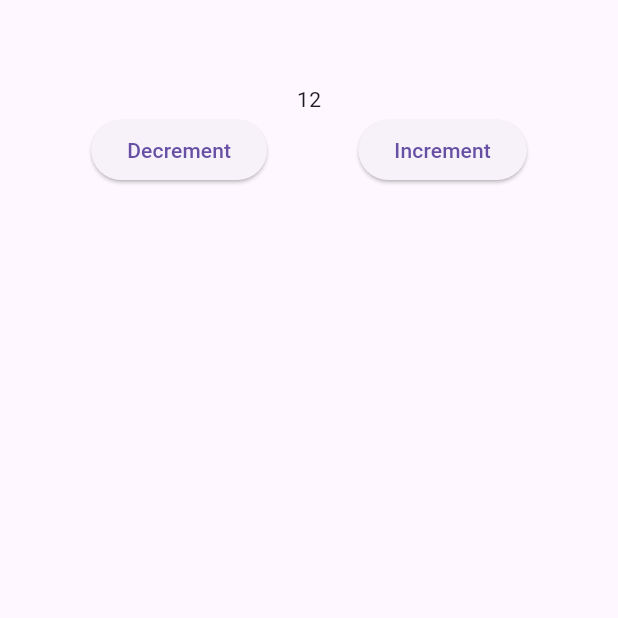
After one commit to rifqirayita8/bloc-new, a Flutter app: the screen it shows after launch, after a tap on "Decrement", on a phone screen of 412 x 824 dp, the top half of it. The commit adds this screen. Run offline on Flutter 3.47's test engine with Material 3 defaults, Android fonts, the phone set to English and light mode, and no system bars; our stand-ins replace flutter_bloc.

Commit message:
bloc_builder

```diff
--- /dev/null
+++ b/lib/example/bloc_builder/bloc_builder_example.dart
@@ -0,0 +1,80 @@
+import 'package:flutter/material.dart';
+import 'package:flutter_bloc/flutter_bloc.dart';
+
+class CounterCubitTwo extends Cubit<int> {
+  CounterCubitTwo({required this.initialState}) : super(initialState);
+
+  int initialState;
+
+  void increment() {
+    emit(state + 1);
+  }
+
+  void decrement() {
+    emit(state - 1);
+  }
+
+  @override
+  void onChange(Change<int> change) {
+    // TODO: implement onChange
+    super.onChange(change);
+    print(change);
+  }
+  @override
+  void onError(Object error, StackTrace stackTrace) {
+    // TODO: implement onError
+    super.onError(error, stackTrace);
+    print('error $error, stackTrace $stackTrace');
+  }
+}
+
+class BlocBuilderExample extends StatelessWidget {
+  const BlocBuilderExample({super.key});
+
+  @override
+  Widget build(BuildContext context) {
+    CounterCubitTwo counterCubitTwo= CounterCubitTwo(initialState: 12);
+    print('rebuild kang');
+    return Scaffold(
+      appBar: AppBar(),
+      body: Column(
+        children: [
+          BlocBuilder<CounterCubitTwo, int>(
+            bloc: counterCubitTwo,
+            buildWhen: (previous, current) {
+              if (current % 2 == 0) {
+                return true;
+              } else {
+                return false;
+              }
+            },
+            builder: (context, state) {
+              return Center(
+                child: Text(
+                  '$state'
+                )
+              );
+            },
+          ),
+          Row(
+            mainAxisAlignment: MainAxisAlignment.spaceEvenly,
+            children: [
+              ElevatedButton(
+                onPressed: () {
+                  counterCubitTwo.decrement();
+                },
+                child: Text('Decrement'),
+              ),
+              ElevatedButton(
+                onPressed: () {
+                  counterCubitTwo.increment();
+                },
+                child: Text('Increment'),
+              )
+            ],
+          )
+        ],
+      ),
+    );
+  }
+}
--- a/lib/main.dart
+++ b/lib/main.dart
@@ -1,4 +1,5 @@
 import 'package:flutter/material.dart';
+import 'package:my_practice_bloc/example/bloc_builder/bloc_builder_example.dart';
 import 'package:my_practice_bloc/example/kue_cubit/cubit_example.dart';
 import 'package:my_practice_bloc/example/stream/stream_example.dart';
 
@@ -12,7 +13,7 @@ class MainApp extends StatelessWidget {
   @override
   Widget build(BuildContext context) {
     return const MaterialApp(
-      home: CubitExample(),
+      home: BlocBuilderExample(),
     );
   }
 }
```
